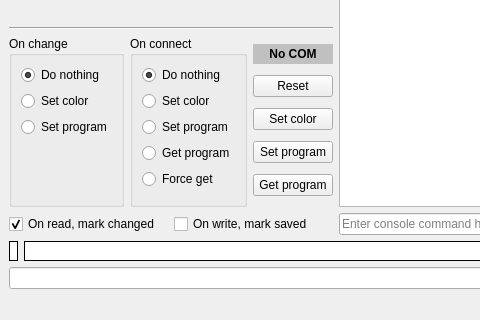
Above: MeshConsole/FireflyControl.ui from Kreyl/armlet before the change; both pictures show x 0 to 480 and y 109 to 429 of the 604 by 429 pixel window. Below: the same form after it.
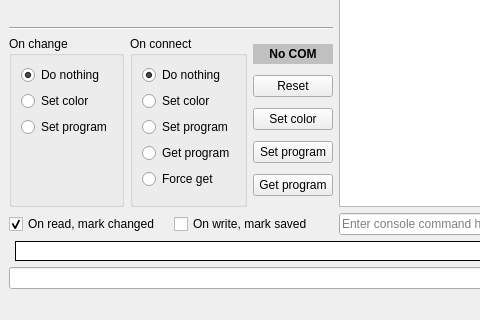
That is the form after the change. Icons and pictures are not drawn. Custom widgets are drawn as their Qt base class.

```diff
--- a/MeshConsole/FireflyControl.ui
+++ b/MeshConsole/FireflyControl.ui
@@ -401,9 +401,6 @@
         <property name="frameShape">
          <enum>QFrame::Box</enum>
         </property>
-        <property name="text">
-         <string/>
-        </property>
        </widget>
       </item>
       <item>
@@ -564,7 +561,7 @@
   </customwidget>
   <customwidget>
    <class>SelectColorLabel</class>
-   <extends>QLabel</extends>
+   <extends>QFrame</extends>
    <header>FireflyWidgets</header>
   </customwidget>
  </customwidgets>
```
